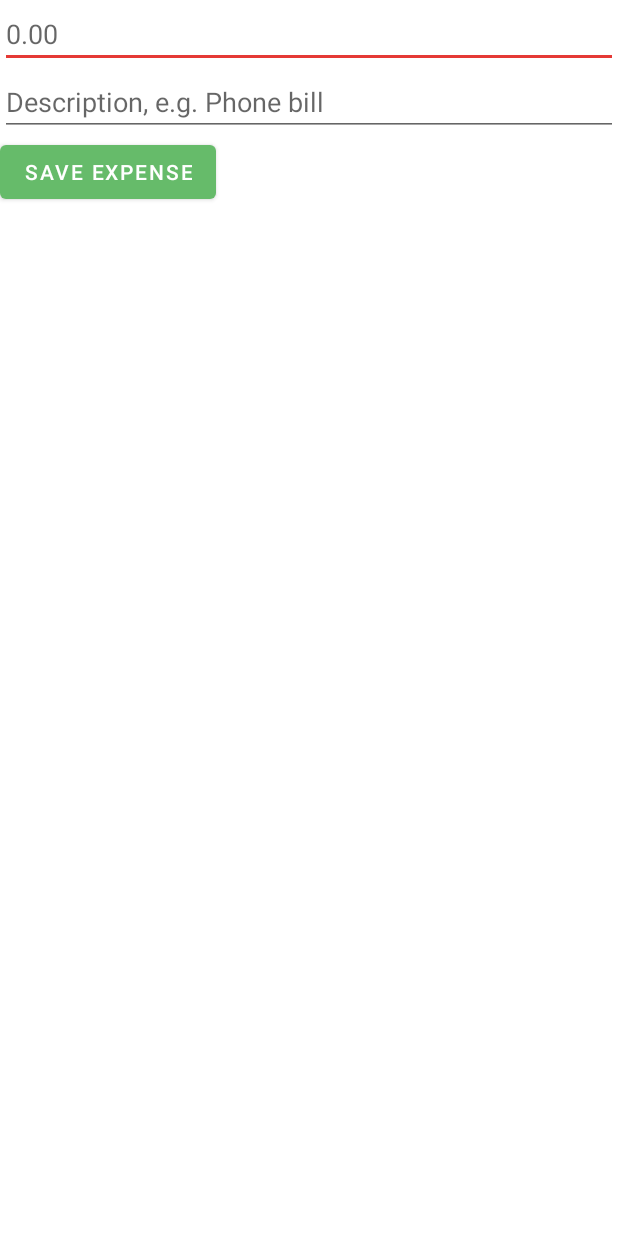
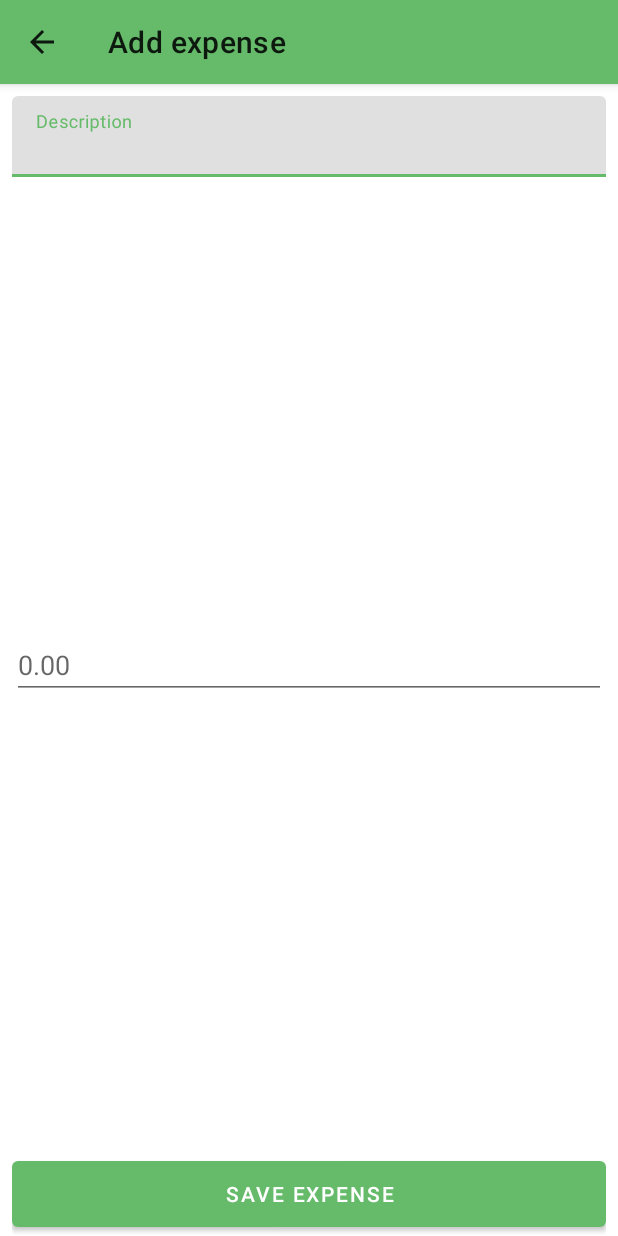
Before and after one commit to ppr88/Caderneta, an Android app: the NewExpenseActivity screen opened directly, with no data from a screen before it, on a phone screen of 412 x 824 dp. Run offline under Robolectric (Android 15) with nearby library versions, the phone set to English and light mode, and no system bars.

Commit message:
Change style of expense description input field

```diff
--- a/app/src/main/java/de/pedroribeiro/caderneta/NewExpenseActivity.kt
+++ b/app/src/main/java/de/pedroribeiro/caderneta/NewExpenseActivity.kt
@@ -10,6 +10,7 @@ import android.widget.EditText
 import android.widget.Toast
 import android.text.TextUtils
 import android.content.Intent
+import com.google.android.material.textfield.TextInputEditText
 import de.pedroribeiro.caderneta.model.Category
 import de.pedroribeiro.caderneta.model.Expense
 
@@ -19,7 +20,7 @@ class NewExpenseActivity : AppCompatActivity() {
     public val TAG = "CadernetaApp"
 
     private lateinit var bSaveExpense: Button
-    private lateinit var eExpenseName: EditText
+    private lateinit var eExpenseName: TextInputEditText
     private lateinit var eExpenseValue: EditText
 
     override fun onCreate(savedInstanceState: Bundle?) {
--- a/app/src/main/res/layout/activity_new_expense.xml
+++ b/app/src/main/res/layout/activity_new_expense.xml
@@ -1,34 +1,56 @@
 <?xml version="1.0" encoding="utf-8"?>
-<LinearLayout xmlns:android="http://schemas.android.com/apk/res/android"
+<androidx.constraintlayout.widget.ConstraintLayout xmlns:android="http://schemas.android.com/apk/res/android"
+    xmlns:app="http://schemas.android.com/apk/res-auto"
     xmlns:tools="http://schemas.android.com/tools"
-    android:orientation="vertical"
     android:layout_width="match_parent"
     android:layout_height="match_parent"
-    tools:context=".NewExpenseActivity">
+    android:orientation="vertical"
+    android:paddingLeft="8dp"
+    android:paddingRight="8dp"
+    tools:context=".NewExpenseActivity"
+    tools:layout_editor_absoluteY="81dp">
+
+
+    <com.google.android.material.textfield.TextInputLayout
+        android:id="@+id/lExpenseName"
+        android:layout_width="match_parent"
+        android:layout_height="wrap_content"
+        android:layout_marginTop="8dp"
+        app:layout_constraintTop_toTopOf="parent"
+        tools:layout_editor_absoluteX="8dp"
+        style="@style/Widget.MaterialComponents.TextInputLayout.FilledBox.Dense"
+        android:hint="@string/h_expense_name">
+
+        <com.google.android.material.textfield.TextInputEditText
+            android:id="@+id/eExpenseName"
+            android:layout_width="match_parent"
+            android:layout_height="wrap_content"
+            android:autofillHints="description"
+            android:imeOptions="actionNext|flagNoFullscreen"
+            android:inputType="text|textCapSentences"
+            app:layout_constraintTop_toTopOf="parent" />
+    </com.google.android.material.textfield.TextInputLayout>
 
 
     <EditText
         android:id="@+id/eExpenseValue"
         android:layout_width="match_parent"
         android:layout_height="wrap_content"
+        app:layout_constraintTop_toBottomOf="@id/lExpenseName"
+        app:layout_constraintBottom_toTopOf="@id/bSaveExpense"
+        android:hint="@string/h_expense_value"
+        android:imeOptions="actionDone|flagNoFullscreen"
         android:inputType="numberDecimal"
-        android:imeOptions="actionNext|flagNoFullscreen"
-        android:hint="@string/h_expense_value"
-        />
+        android:importantForAutofill="no"/>
 
-    <EditText
-        android:id="@+id/eExpenseName"
+
+    <com.google.android.material.button.MaterialButton
+        android:id="@+id/bSaveExpense"
         android:layout_width="match_parent"
         android:layout_height="wrap_content"
-        android:inputType="text|textCapSentences"
-        android:imeOptions="actionDone|flagNoFullscreen"
-        android:hint="@string/h_expense_name"
-        />
+        app:layout_constraintBottom_toBottomOf="parent"
+        android:minHeight="56dp"
+        android:text="@string/b_save_expense"/>
 
-    <Button
-        android:id="@+id/bSaveExpense"
-        android:layout_width="wrap_content"
-        android:layout_height="wrap_content"
-        android:text="@string/b_save_expense" />
 
-</LinearLayout>
+</androidx.constraintlayout.widget.ConstraintLayout>
--- a/app/src/main/res/values/strings.xml
+++ b/app/src/main/res/values/strings.xml
@@ -3,13 +3,18 @@
     <string name="action_settings">Settings</string>
 
     <!-- Main Activity -->
+    <string name="title_main_activity">Your expenses</string>
     <string name="t_expenses">Expenses</string>
     <string name="cd_list_item_category">Expense category</string>
 
+    <!-- Select Category Activity -->
+    <string name="title_select_category_activity">Select category</string>
+    <string name="t_select_category">Select a category</string>
+
     <!-- Add Expense Activity -->
-    <string name="title_add_expense_activity">Add Expense</string>
+    <string name="title_add_expense_activity">Add expense</string>
     <string name="b_save_expense">Save expense</string>
-    <string name="h_expense_name">Description, e.g. Phone bill</string>
+    <string name="h_expense_name">Description</string>
     <string name="h_expense_value">0.00</string>
 
     <!-- Default expense categories -->
@@ -22,6 +27,6 @@
     <string name="t_category_leisure">Leisure</string>
     <string name="t_category_rent">Rent</string>
     <string name="t_category_other">Other</string>
-    <string name="t_select_category">Select a category</string>
     <string name="t_category">Category</string>
+    <string name="ht_expense_name">Optional</string>
 </resources>
```
Also changed, not shown: app/src/main/AndroidManifest.xml (+10 -6 lines), app/src/main/res/layout/activity_category_select.xml (+0 -8 lines), app/src/main/res/layout/content_main.xml (+0 -8 lines).
